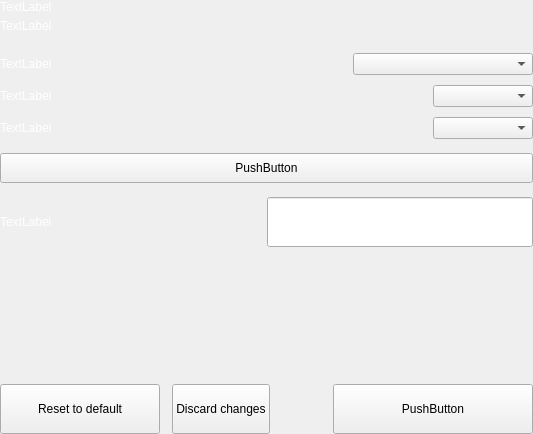
The window that src/qt/settings/forms/settingsdisplayoptionswidget.ui (eons-finance/ALQO) describes before a commit, drawn with Qt 5.
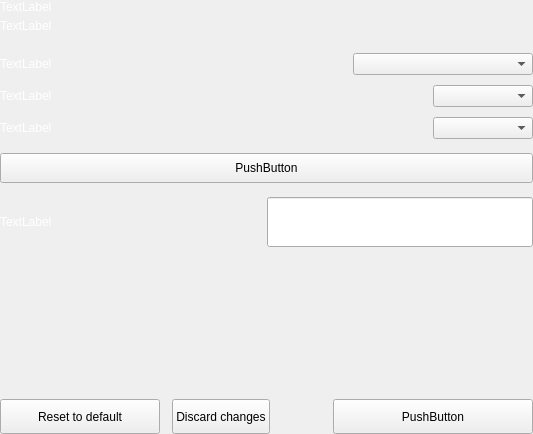
The same window after the commit. Custom widgets are drawn as their Qt base class.

What changed in the file:
```diff
--- a/src/qt/settings/forms/settingsdisplayoptionswidget.ui
+++ b/src/qt/settings/forms/settingsdisplayoptionswidget.ui
@@ -367,13 +367,13 @@
             <property name="minimumSize">
              <size>
               <width>160</width>
-              <height>50</height>
+              <height>35</height>
              </size>
             </property>
             <property name="maximumSize">
              <size>
-              <width>50</width>
-              <height>16777215</height>
+              <width>16777215</width>
+              <height>35</height>
              </size>
             </property>
             <property name="text">
@@ -386,7 +386,13 @@
             <property name="minimumSize">
              <size>
               <width>0</width>
-              <height>50</height>
+              <height>35</height>
+             </size>
+            </property>
+            <property name="maximumSize">
+             <size>
+              <width>16777215</width>
+              <height>35</height>
              </size>
             </property>
             <property name="text">
@@ -415,13 +421,13 @@
             <property name="minimumSize">
              <size>
               <width>200</width>
-              <height>50</height>
+              <height>35</height>
              </size>
             </property>
             <property name="maximumSize">
              <size>
               <width>200</width>
-              <height>50</height>
+              <height>35</height>
              </size>
             </property>
             <property name="text">
```
